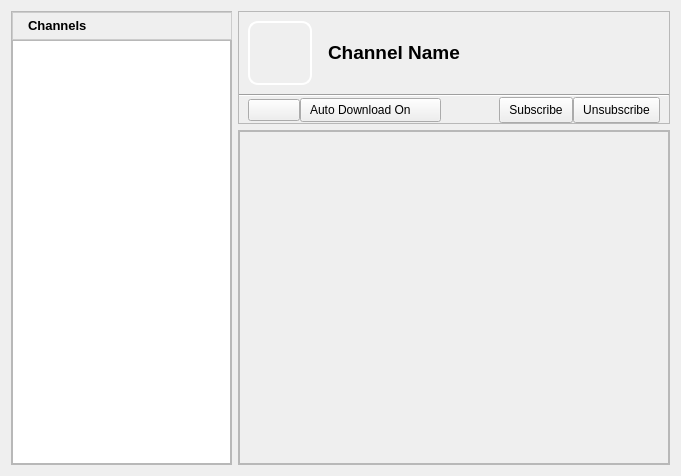
Before: the Qt Designer form retroshare-gui/src/gui/ChannelFeed.ui in RetroShare/RetroShare, drawn with Qt 5.
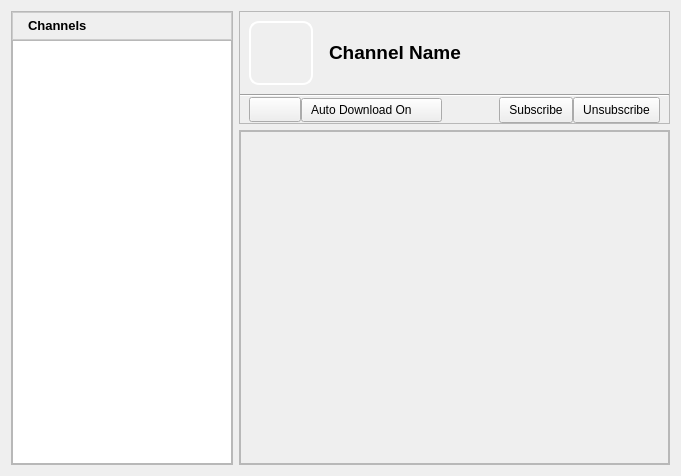
After: the same form once the commit is applied. Icons and pictures are not drawn.

Commit message: Added ChannelDetails for Channel Informations Added Context Menu for Channelist for open ChannelDetails

Patch:
```diff
--- a/retroshare-gui/src/gui/ChannelFeed.ui
+++ b/retroshare-gui/src/gui/ChannelFeed.ui
@@ -36,13 +36,13 @@
      </property>
      <property name="minimumSize">
       <size>
-       <width>221</width>
+       <width>222</width>
        <height>0</height>
       </size>
      </property>
      <property name="maximumSize">
       <size>
-       <width>221</width>
+       <width>222</width>
        <height>16777215</height>
       </size>
      </property>
@@ -318,7 +318,7 @@
             <property name="minimumSize">
              <size>
               <width>0</width>
-              <height>0</height>
+              <height>25</height>
              </size>
             </property>
             <property name="toolTip">
@@ -554,7 +554,7 @@
             <rect>
              <x>0</x>
              <y>0</y>
-             <width>430</width>
+             <width>429</width>
              <height>331</height>
             </rect>
            </property>
```
Left out of the diff: 6 changed lines with no effect on the pictures. The commit also changes 9 other files.
